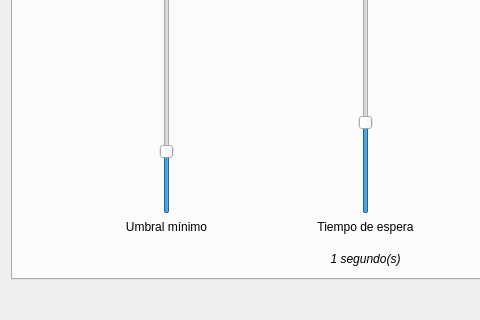
This is confWidget.ui in rfernandezfranco/nadir as Qt 5 draws it before an edit; both pictures show x 0 to 480 and y 203 to 523 of the 735 by 523 pixel window. The edited form follows.
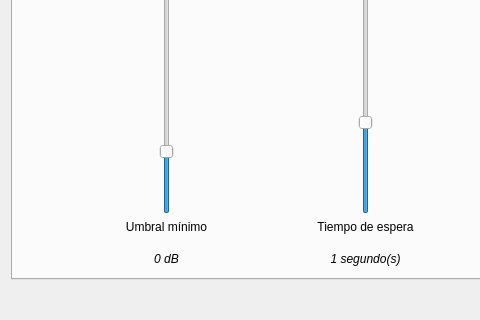
This is the edited form. The open tabs and pages were chosen to show the change. Icons and pictures are not drawn.

Commit message: Created label for audio threshold in configuration widget

Diff of the .ui file:
```diff
--- a/confWidget.ui
+++ b/confWidget.ui
@@ -915,6 +915,21 @@
          </property>
         </widget>
        </item>
+       <item row="2" column="2" >
+        <widget class="QLabel" name="audioLabel" >
+         <property name="font" >
+          <font>
+           <italic>true</italic>
+          </font>
+         </property>
+         <property name="text" >
+          <string>0 dB</string>
+         </property>
+         <property name="alignment" >
+          <set>Qt::AlignCenter</set>
+         </property>
+        </widget>
+       </item>
       </layout>
      </widget>
      <widget class="QWidget" name="camTab" >
```
Left out of the diff: 2 changed lines with no effect on the pictures. The commit also changes 1 other file.
